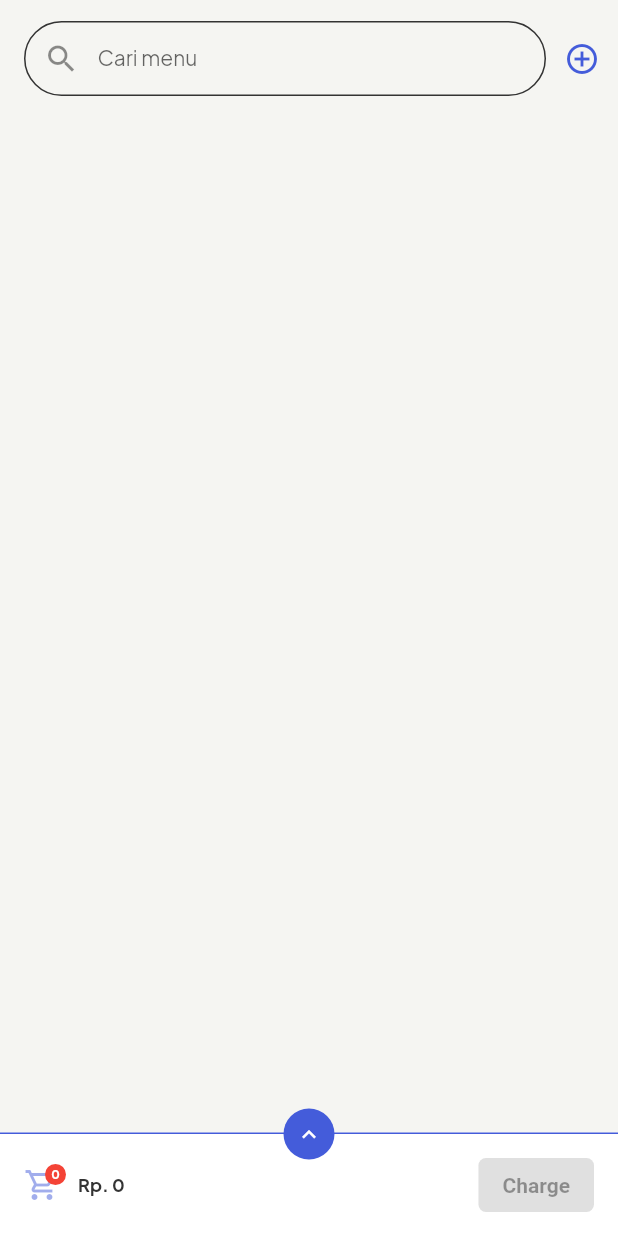
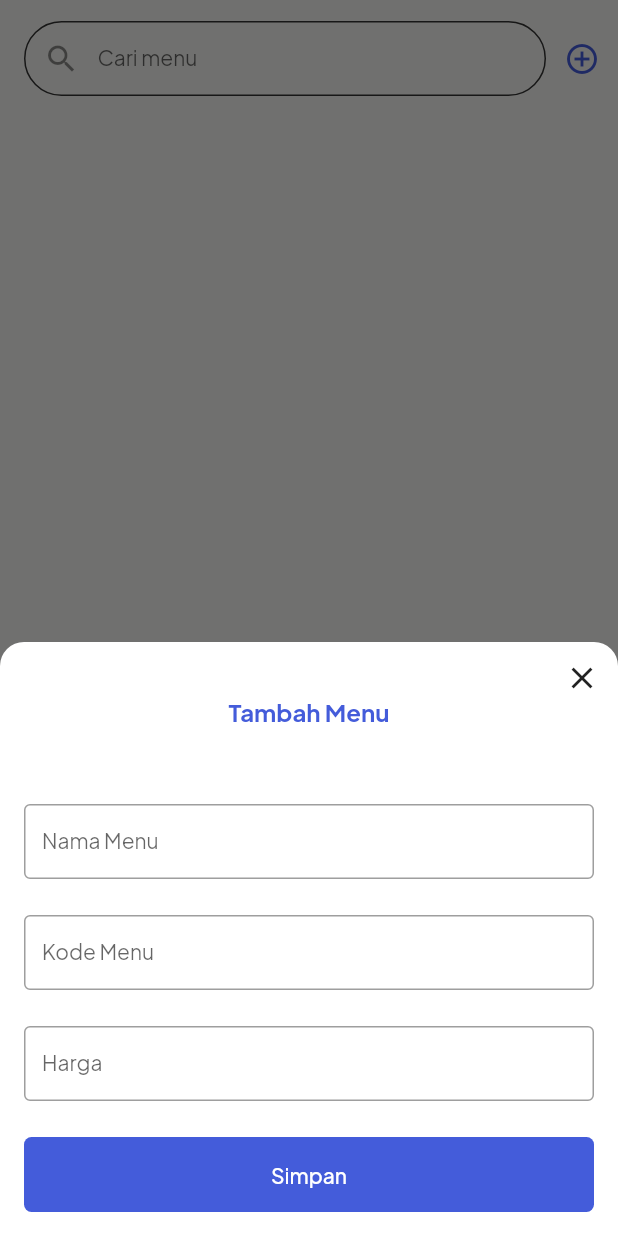
Before and after one commit to idrus919/mi-pos, a Flutter app: the screen it shows after launch, after a tap on the "add circle outline" icon, on a phone screen of 412 x 824 dp. Run offline on Flutter 3.47's test engine with Material 2 defaults, Android fonts, the phone set to English and light mode, and no system bars; our stand-ins replace cached_network_image, dio, get; network calls fail; Roboto replaces fonts that are missing (Poppins).

Commit message:
add create page, enhance shadow menu

```diff
--- a/lib/controller.dart
+++ b/lib/controller.dart
@@ -1,14 +1,15 @@
 import 'package:get/get.dart';
-import 'package:mi_pos/models/menu.dart';
+import 'package:mi_pos/model.dart';
 import 'package:mi_pos/pages/charge.dart';
+import 'package:mi_pos/pages/create.dart';
 import 'package:mi_pos/services/data.dart';
 
 class MainController extends GetxController {
   static MainController get find => Get.find();
 
   final loading = false.obs;
-  final menus = Rxn<List<MenuModel?>>();
-  final orders = <MenuModel?>[].obs;
+  final menus = Rxn<List<Model?>>();
+  final orders = <Model?>[].obs;
   final expand = false.obs;
 
   @override
@@ -19,13 +20,13 @@ class MainController extends GetxController {
 
   Future get() async {
     loading.value = true;
-    await DataService.menus(
+    await DataService.getAll(
       onSuccess: (values) => menus.value = values,
     );
     loading.value = false;
   }
 
-  void order(MenuModel? menu) {
+  void order(Model? menu) {
     final selecteds = orders.where((e) => e?.id == menu?.id).toList();
     if (selecteds.isNotEmpty) {
       final selected = selecteds.first;
@@ -40,7 +41,7 @@ class MainController extends GetxController {
     orders.refresh();
   }
 
-  void sub(MenuModel? menu) {
+  void sub(Model? menu) {
     final selecteds = orders.where((e) => e?.id == menu?.id).toList();
     if (selecteds.isNotEmpty) {
       final selected = selecteds.first;
@@ -87,4 +88,13 @@ class MainController extends GetxController {
       isScrollControlled: true,
     );
   }
+
+  void create() async {
+    final result = await Get.bottomSheet(
+      const CreatePage(),
+      useRootNavigator: true,
+      isScrollControlled: true,
+    );
+    if (result != null) get();
+  }
 }
--- a/lib/models/menu.dart
+++ b/lib/model.dart
@@ -1,12 +1,13 @@
 import 'package:mi_pos/services/utils.dart';
 
-class MenuModel {
+class Model {
   final int? id;
-  final String? code, name, picture, pictureOri, price;
+  final String? picture, pictureOri;
   final DateTime? createdAt;
   int? count;
+  String? code, name, price;
 
-  MenuModel({
+  Model({
     this.id,
     this.code,
     this.name,
@@ -17,12 +18,12 @@ class MenuModel {
     this.count,
   });
 
-  static MenuModel? fromJson(Map<String, dynamic>? json) {
+  static Model? fromJson(Map<String, dynamic>? json) {
     if (json == null) return null;
 
     final price = (json['price'] ?? '').toString();
 
-    return MenuModel(
+    return Model(
       id: json['id'],
       name: json['name'],
       code: json['food_code'],
@@ -32,4 +33,12 @@ class MenuModel {
       createdAt: Utils.parseDate(json['created_at']),
     );
   }
+
+  Map<String, dynamic> get toJson {
+    return {
+      'food_code': code,
+      'name': name,
+      'price': price,
+    };
+  }
 }
--- a/lib/pages/charge.dart
+++ b/lib/pages/charge.dart
@@ -2,14 +2,14 @@ import 'package:flutter/material.dart';
 import 'package:flutter/services.dart';
 import 'package:get/get.dart';
 import 'package:mi_pos/controller.dart';
-import 'package:mi_pos/models/menu.dart';
+import 'package:mi_pos/model.dart';
 import 'package:mi_pos/services/currency.dart';
 import 'package:mi_pos/services/utils.dart';
 import 'package:mi_pos/themes.dart';
 import 'package:mi_pos/widgets/order.dart';
 
 class ChargePage extends StatefulWidget {
-  final List<MenuModel?>? orders;
+  final List<Model?>? orders;
   const ChargePage({super.key, this.orders});
 
   @override
@@ -178,6 +178,7 @@ class _ChargePageState extends State<ChargePage> {
                     ),
                     textAlign: TextAlign.end,
                     keyboardType: TextInputType.number,
+                    textInputAction: TextInputAction.done,
                     inputFormatters: [
                       FilteringTextInputFormatter.digitsOnly,
                       FilteringTextInputFormatter.deny(
--- /dev/null
+++ b/lib/pages/create.dart
@@ -0,0 +1,209 @@
+import 'package:flutter/material.dart';
+import 'package:flutter/services.dart';
+import 'package:get/get.dart';
+import 'package:mi_pos/model.dart';
+import 'package:mi_pos/services/currency.dart';
+import 'package:mi_pos/services/data.dart';
+import 'package:mi_pos/themes.dart';
+
+class CreatePage extends StatefulWidget {
+  const CreatePage({super.key});
+
+  @override
+  State<CreatePage> createState() => _CreatePageState();
+}
+
+class _CreatePageState extends State<CreatePage> {
+  final nameController = TextEditingController();
+  final codeController = TextEditingController();
+  final priceController = TextEditingController();
+  final formKey = GlobalKey<FormState>();
+  final input = Model();
+
+  bool _loading = false;
+  set loading(bool value) {
+    setState(() => _loading = value);
+  }
+
+  @override
+  void dispose() {
+    nameController.dispose();
+    codeController.dispose();
+    priceController.dispose();
+    super.dispose();
+  }
+
+  String? validatorName(String? value) {
+    value = value ?? '';
+    if (value.isEmpty) return 'Nama tidak boleh kosong';
+    return null;
+  }
+
+  String? validatorCode(String? value) {
+    value = value ?? '';
+    if (value.isEmpty) return 'Kode tidak boleh kosong';
+    return null;
+  }
+
+  String? validatorPrice(String? value) {
+    value = value ?? '';
+    if (value.isEmpty) return 'Harga tidak boleh kosong';
+    return null;
+  }
+
+  void onSavedName(String? value) {
+    input.name = value;
+  }
+
+  void onSavedCode(String? value) {
+    input.code = value;
+  }
+
+  void onSavedPrice(String? value) {
+    input.price = (value ?? '').replaceAll('.', '');
+  }
+
+  void submit() async {
+    if (formKey.currentState?.validate() == true) {
+      formKey.currentState?.save();
+      loading = true;
+      await DataService.create(
+        input: input,
+        onSuccess: () {
+          Get.back(result: true);
+          Get.showSnackbar(
+            const GetSnackBar(
+              message: 'Menu berhasil disimpan',
+              duration: Duration(seconds: 3),
+            ),
+          );
+        },
+      );
+      loading = false;
+    }
+  }
+
+  @override
+  Widget build(BuildContext context) {
+    return SafeArea(
+      bottom: false,
+      child: Material(
+        borderRadius: const BorderRadius.only(
+          topLeft: Radius.circular(16),
+          topRight: Radius.circular(16),
+        ),
+        color: whiteColor,
+        child: SafeArea(
+          child: Column(
+            mainAxisSize: MainAxisSize.min,
+            children: [
+              _buildTitle,
+              _buildForm,
+            ],
+          ),
+        ),
+      ),
+    );
+  }
+
+  Widget get _buildTitle {
+    return Stack(
+      children: [
+        Padding(
+          padding: inset(36),
+          child: Center(
+            child: Text(
+              'Tambah Menu',
+              style: Get.textTheme.bodyLarge?.copyWith(
+                color: primaryColor,
+                fontWeight: FontWeight.w600,
+              ),
+            ),
+          ),
+        ),
+        Align(
+          alignment: Alignment.centerRight,
+          child: CloseButton(
+            onPressed: Get.back,
+          ),
+        ),
+      ],
+    );
+  }
+
+  Widget get _buildForm {
+    return Form(
+      key: formKey,
+      child: Padding(
+        padding: inset(),
+        child: Column(
+          children: [
+            TextFormField(
+              controller: nameController,
+              validator: validatorName,
+              onSaved: onSavedName,
+              style: Get.textTheme.bodyMedium,
+              autovalidateMode: AutovalidateMode.onUserInteraction,
+              textInputAction: TextInputAction.next,
+              keyboardType: TextInputType.name,
+              decoration: inputDecorationBorder.copyWith(
+                labelText: 'Nama Menu',
+              ),
+              inputFormatters: [
+                FilteringTextInputFormatter.deny(RegExp(r'^\s')),
+              ],
+            ),
+            height(24),
+            TextFormField(
+              controller: codeController,
+              validator: validatorCode,
+              onSaved: onSavedCode,
+              style: Get.textTheme.bodyMedium,
+              autovalidateMode: AutovalidateMode.onUserInteraction,
+              textInputAction: TextInputAction.next,
+              keyboardType: TextInputType.name,
+              decoration: inputDecorationBorder.copyWith(
+                labelText: 'Kode Menu',
+              ),
+              inputFormatters: [
+                FilteringTextInputFormatter.deny(RegExp(r'^\s')),
+              ],
+            ),
+            height(24),
+            TextFormField(
+              controller: priceController,
+              validator: validatorPrice,
+              onSaved: onSavedPrice,
+              style: Get.textTheme.bodyMedium,
+              autovalidateMode: AutovalidateMode.onUserInteraction,
+              decoration: inputDecorationBorder.copyWith(
+                labelText: 'Harga',
+              ),
+              textInputAction: TextInputAction.done,
+              keyboardType: TextInputType.number,
+              inputFormatters: [
+                FilteringTextInputFormatter.digitsOnly,
+                FilteringTextInputFormatter.deny(
+                  RegExp(r'^0*'),
+                ),
+                CurrencyFormatter(),
+              ],
+            ),
+            height(24),
+            ElevatedButton(
+              onPressed: _loading ? null : submit,
+              style: ElevatedButton.styleFrom(padding: inset()),
+              child: Center(
+                child: Visibility(
+                  visible: !_loading,
+                  replacement: const Text('Menyimpan...'),
+                  child: const Text('Simpan'),
+                ),
+              ),
+            ),
+          ],
+        ),
+      ),
+    );
+  }
+}
--- a/lib/pages/index.dart
+++ b/lib/pages/index.dart
@@ -1,5 +1,6 @@
 import 'package:flutter/material.dart';
 import 'package:get/get.dart';
+import 'package:mi_pos/controller.dart';
 import 'package:mi_pos/pages/menu.dart';
 import 'package:mi_pos/pages/order.dart';
 import 'package:mi_pos/themes.dart';
@@ -35,7 +36,7 @@ class MainPage extends StatelessWidget {
         ),
         actions: [
           IconButton(
-            onPressed: () {},
+            onPressed: MainController.find.create,
             icon: const Icon(Icons.add_circle_outline, color: primaryColor),
           ),
         ],
--- a/lib/pages/order.dart
+++ b/lib/pages/order.dart
@@ -131,9 +131,10 @@ class OrderSection extends StatelessWidget {
       final orders = controller.orders.value;
       final expand = controller.expand.value;
 
-      if (!expand) return height(0);
-
-      return ListView.separated(
+      return Visibility(
+        visible: expand,
+        replacement: height(0),
+        child: ListView.separated(
           shrinkWrap: true,
           padding: inset(0),
           itemBuilder: (context, index) {
@@ -146,6 +147,7 @@ class OrderSection extends StatelessWidget {
           },
           separatorBuilder: (context, index) => const Divider(height: 1),
           itemCount: orders.length,
+        ),
       );
     });
   }
--- a/lib/services/api.dart
+++ b/lib/services/api.dart
@@ -1,20 +1,42 @@
+import 'dart:convert';
+
 import 'package:flutter/material.dart';
+import 'package:get/get.dart';
 import 'package:mi_pos/services/dio/index.dart';
 
 class ApiService {
   static final dio = DioClient();
 
-  static Future get(
-    String url, {
-    String? accessToken,
+  static Future get({
     required Function(dynamic value) onSuccess,
-    required VoidCallback onError,
   }) async {
     try {
-      final response = await dio.request.get(url);
+      final response = await dio.request.get('');
       onSuccess(response.data);
     } catch (e) {
-      onError();
+      Get.showSnackbar(
+        GetSnackBar(
+          message: e.toString(),
+          duration: const Duration(seconds: 3),
+        ),
+      );
+    }
+  }
+
+  static Future post({
+    required Map<String, dynamic> body,
+    required VoidCallback onSuccess,
+  }) async {
+    try {
+      await dio.request.post('', data: jsonEncode(body));
+      onSuccess();
+    } catch (e) {
+      Get.showSnackbar(
+        GetSnackBar(
+          message: e.toString(),
+          duration: const Duration(seconds: 3),
+        ),
+      );
     }
   }
 }
--- a/lib/services/data.dart
+++ b/lib/services/data.dart
@@ -1,24 +1,31 @@
-import 'package:mi_pos/models/menu.dart';
+import 'package:flutter/material.dart';
+import 'package:mi_pos/model.dart';
 import 'package:mi_pos/services/api.dart';
 import 'package:mi_pos/services/utils.dart';
 
 class DataService {
-  static Future menus({
-    required Function(List<MenuModel?>? values) onSuccess,
+  static Future getAll({
+    required Function(List<Model?>? values) onSuccess,
   }) async {
-    const url = '';
-
     await ApiService.get(
-      url,
       onSuccess: (json) {
-        List<MenuModel?> result = [];
+        List<Model?> result = [];
         if (Utils.isList(json)) {
           final data = json as List;
-          result = data.map((f) => MenuModel.fromJson(f)).toList();
+          result = data.map((f) => Model.fromJson(f)).toList();
         }
         onSuccess(result);
       },
-      onError: () {},
+    );
+  }
+
+  static Future create({
+    required Model input,
+    required VoidCallback onSuccess,
+  }) async {
+    await ApiService.post(
+      body: input.toJson,
+      onSuccess: onSuccess,
     );
   }
 }
--- a/lib/themes.dart
+++ b/lib/themes.dart
@@ -97,11 +97,26 @@ ButtonStyle get elevatedButtonStyle {
     elevation: 0,
     minimumSize: Size.zero,
     shadowColor: Colors.transparent,
-    textStyle: const TextStyle(
-      fontSize: 14,
-      fontWeight: FontWeight.w600,
-      color: whiteColor,
-      fontFamily: 'Poppins',
+  );
+}
+
+InputDecoration get inputDecorationBorder {
+  return const InputDecoration(
+    isDense: true,
+    disabledBorder: OutlineInputBorder(
+      borderSide: BorderSide(color: greyColor, width: 1),
+    ),
+    enabledBorder: OutlineInputBorder(
+      borderSide: BorderSide(color: greyColor, width: 1),
+    ),
+    focusedBorder: OutlineInputBorder(
+      borderSide: BorderSide(color: primaryColor, width: 1),
+    ),
+    focusedErrorBorder: OutlineInputBorder(
+      borderSide: BorderSide(color: redColor, width: 1),
+    ),
+    errorBorder: OutlineInputBorder(
+      borderSide: BorderSide(color: redColor, width: 1),
     ),
   );
 }
--- a/lib/widgets/order.dart
+++ b/lib/widgets/order.dart
@@ -1,13 +1,13 @@
 import 'package:flutter/material.dart';
 import 'package:get/get.dart';
-import 'package:mi_pos/models/menu.dart';
+import 'package:mi_pos/model.dart';
 import 'package:mi_pos/services/utils.dart';
 import 'package:mi_pos/themes.dart';
 import 'package:mi_pos/widgets/image_network.dart';
 import 'package:mi_pos/widgets/inkwell.dart';
 
 class OrderWidget extends StatelessWidget {
-  final MenuModel? order;
+  final Model? order;
   final VoidCallback? add, sub;
   const OrderWidget({super.key, this.order, this.add, this.sub});
 
```
Also changed, not shown: lib/pages/add.dart (deleted, +0 -15 lines), lib/widgets/image_network.dart (+5 -2 lines), lib/widgets/menu.dart (+13 -6 lines). Lines whose indentation alone changed are shown as unchanged.
